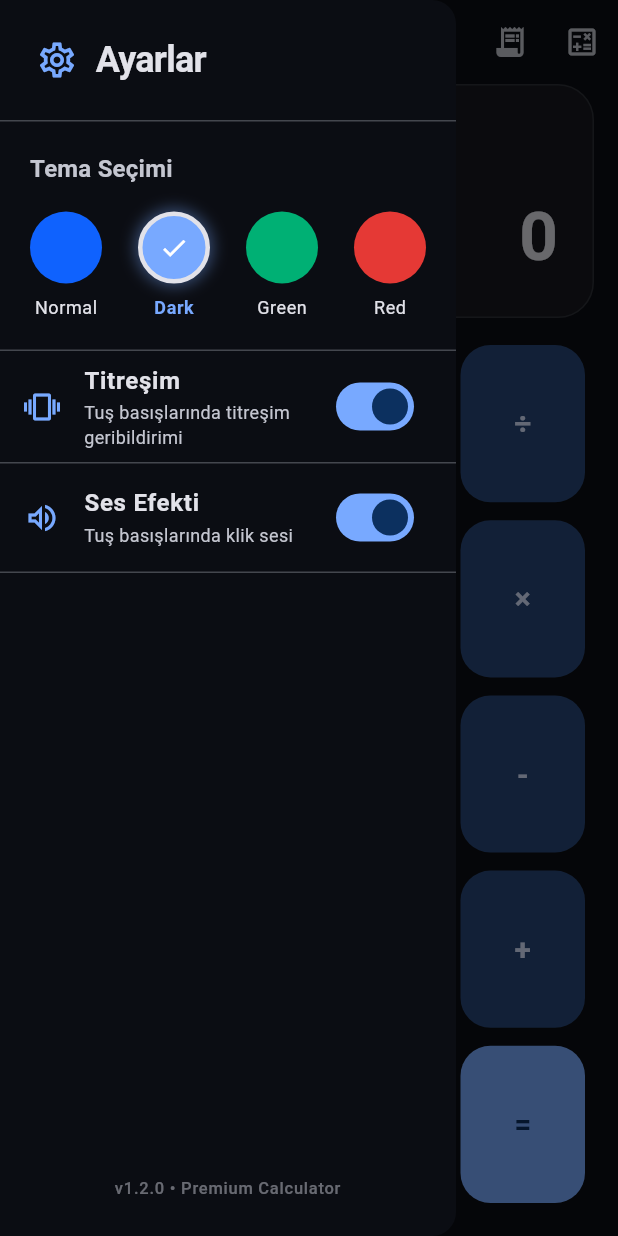
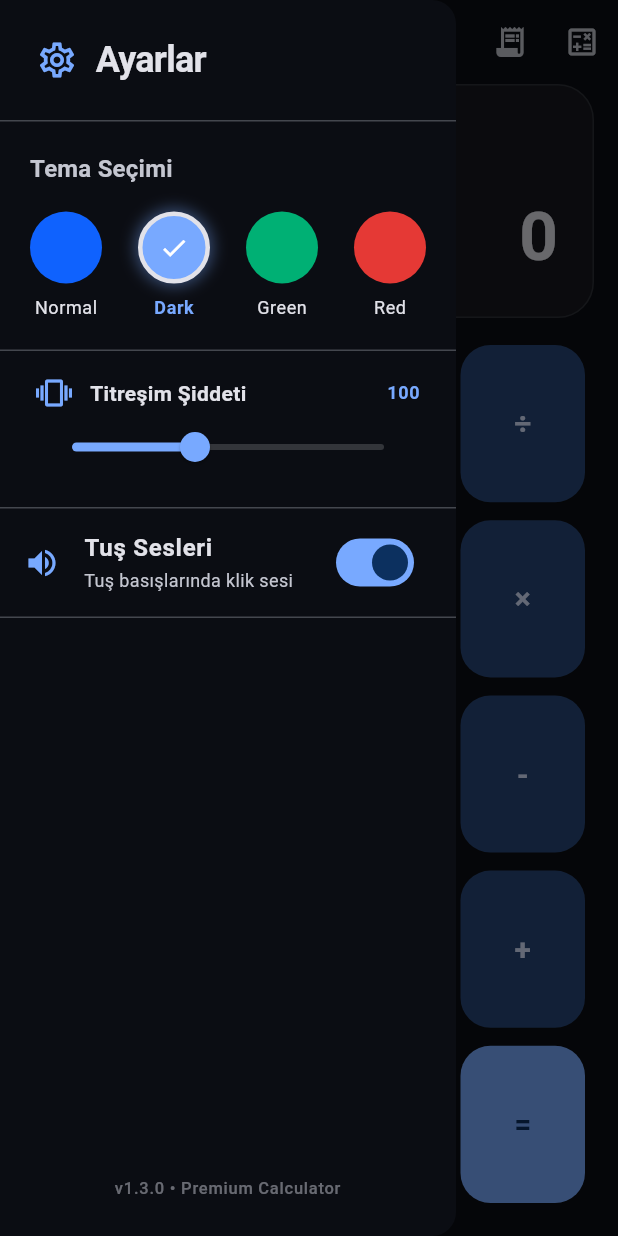
Before and after one commit to ArdaBolukbasi/hesapmakinesi, a Flutter app: the screen it shows after launch, with the side drawer open, on a phone screen of 412 x 824 dp. Run offline on Flutter 3.47's test engine with Material 3 defaults, Android fonts, the phone set to English and light mode, and no system bars; drawn by our look-alikes of auto_size_text; our stand-ins replace flutter_riverpod, math_expressions, shared_preferences, vibration; Roboto replaces fonts that are missing (RobotoMono).

Commit message:
Scale vibration duration dynamically with intensity to increase physical feedback strength at higher slider levels

```diff
--- a/lib/screens/calculator_screen.dart
+++ b/lib/screens/calculator_screen.dart
@@ -169,29 +169,49 @@ class CalculatorScreen extends ConsumerWidget {
             ),
             const Divider(height: 1),
 
-            // Vibration Toggle
-            SwitchListTile(
-              secondary: Icon(Icons.vibration_outlined, color: theme.colorScheme.primary),
-              title: const Text(
-                'Titreşim',
-                style: TextStyle(fontWeight: FontWeight.bold),
+            // Vibration Level Slider
+            Padding(
+              padding: const EdgeInsets.symmetric(horizontal: 24.0, vertical: 16.0),
+              child: Column(
+                crossAxisAlignment: CrossAxisAlignment.start,
+                children: [
+                  Row(
+                    children: [
+                      Icon(Icons.vibration, color: theme.colorScheme.primary),
+                      const SizedBox(width: 12),
+                      const Text(
+                        'Titreşim Şiddeti',
+                        style: TextStyle(fontWeight: FontWeight.bold, fontSize: 14),
+                      ),
+                      const Spacer(),
+                      Text(
+                        '${settings.vibrationIntensity}',
+                        style: theme.textTheme.labelMedium?.copyWith(
+                          fontWeight: FontWeight.bold,
+                          color: theme.colorScheme.primary,
+                        ),
+                      ),
+                    ],
+                  ),
+                  Slider(
+                    value: settings.vibrationIntensity.toDouble(),
+                    min: 0,
+                    max: 255,
+                    divisions: 255,
+                    onChanged: (val) {
+                      settingsNotifier.setVibrationIntensity(val.toInt());
+                    },
+                  ),
+                ],
               ),
-              subtitle: const Text(
-                'Tuş basışlarında titreşim geribildirimi',
-                style: TextStyle(fontSize: 12),
-              ),
-              value: settings.enableVibration,
-              onChanged: (val) {
-                settingsNotifier.setVibration(val);
-              },
             ),
             const Divider(height: 1),
 
             // Sound Toggle
             SwitchListTile(
-              secondary: Icon(Icons.volume_up_outlined, color: theme.colorScheme.primary),
+              secondary: Icon(Icons.volume_up, color: theme.colorScheme.primary),
               title: const Text(
-                'Ses Efekti',
+                'Tuş Sesleri',
                 style: TextStyle(fontWeight: FontWeight.bold),
               ),
               subtitle: const Text(
@@ -209,7 +229,7 @@ class CalculatorScreen extends ConsumerWidget {
             Padding(
               padding: const EdgeInsets.all(24.0),
               child: Text(
-                'v1.2.0 • Premium Calculator',
+                'v1.3.0 • Premium Calculator',
                 style: theme.textTheme.labelSmall?.copyWith(
                   color: theme.colorScheme.onSurfaceVariant.withValues(alpha: 0.5),
                 ),
--- a/pubspec.yaml
+++ b/pubspec.yaml
@@ -39,6 +39,7 @@ dependencies:
   auto_size_text: ^3.0.0
   math_expressions: ^3.1.0
   uuid: ^4.5.3
+  vibration: ^3.1.8
 
 dev_dependencies:
   flutter_test:
@@ -61,11 +62,6 @@ flutter:
   # included with your application, so that you can use the icons in
   # the material Icons class.
   uses-material-design: true
-
-  # To add assets to your application, add an assets section, like this:
-  # assets:
-  #   - images/a_dot_burr.jpeg
-  #   - images/a_dot_ham.jpeg
 
   # An image asset can refer to one or more resolution-specific "variants", see
   # https://flutter.dev/to/resolution-aware-images
```
Also changed, not shown: lib/providers/settings_provider.dart (+17 -17 lines), lib/widgets/calculator_keypad.dart (+20 -3 lines), pubspec.lock, 2 other files.
